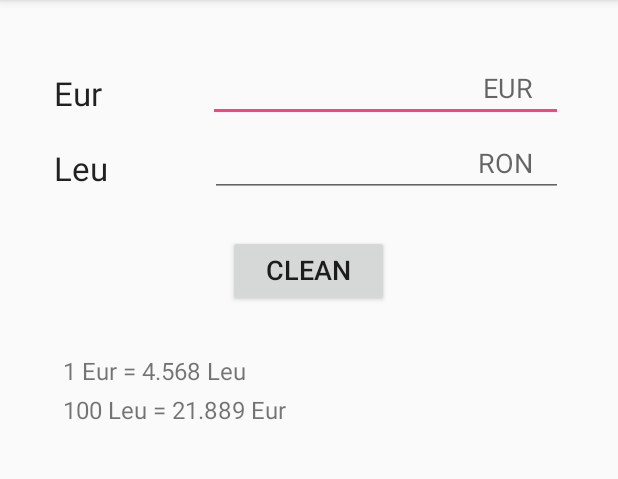
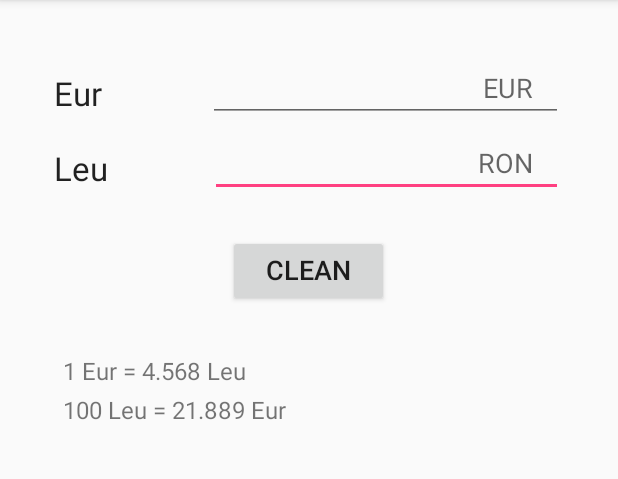
Before and after one commit to AlbertoSabater/Eur2Leu, an Android app: the screen it shows after launch (MainActivity), on a phone screen of 412 x 824 dp, the part 84-563 px from its top. Run offline under Robolectric (Android 15) with nearby library versions, the phone set to English and light mode, and no system bars.

Commit message:
Keyboard shows up on start up focused on LEU

```diff
--- a/app/src/main/AndroidManifest.xml
+++ b/app/src/main/AndroidManifest.xml
@@ -7,6 +7,7 @@
         android:icon="@mipmap/ic_launcher"
         android:label="@string/app_name"
         android:supportsRtl="true"
+        android:windowSoftInputMode="stateVisible"
         android:theme="@style/AppTheme">
         <activity android:name=".MainActivity">
             <intent-filter>
--- a/app/src/main/java/com/apps/alberto/eur2leu/MainActivity.java
+++ b/app/src/main/java/com/apps/alberto/eur2leu/MainActivity.java
@@ -5,6 +5,7 @@ import android.support.v7.app.AppCompatActivity;
 import android.text.Editable;
 import android.text.TextWatcher;
 import android.view.View;
+import android.view.WindowManager;
 import android.widget.Button;
 import android.widget.EditText;
 
@@ -92,6 +93,24 @@ public class MainActivity extends AppCompatActivity {
         });
 
 
+        et_leu.requestFocus();
+
+//
+//        RelativeLayout ll_2 = (RelativeLayout) findViewById(R.id.activity_main);
+//
+//        InputMethodManager imm = (InputMethodManager)getSystemService(Context.INPUT_METHOD_SERVICE);
+//        imm.showSoftInput(et_leu, InputMethodManager.SHOW_IMPLICIT);
+
+        getWindow().setSoftInputMode(WindowManager.LayoutParams.SOFT_INPUT_STATE_VISIBLE);
+
+        //InputMethodManager imm2 = (InputMethodManager)getSystemService(Context.INPUT_METHOD_SERVICE);
+        //imm2.toggleSoftInput(InputMethodManager.SHOW_FORCED, InputMethodManager.HIDE_IMPLICIT_ONLY);
+
+
+//        imm.toggleSoftInputFromWindow(
+//                ll_2.getApplicationWindowToken(),
+//                InputMethodManager.SHOW_FORCED, 0);
+
     }
 
     private double roundMoney(double val) {
```
